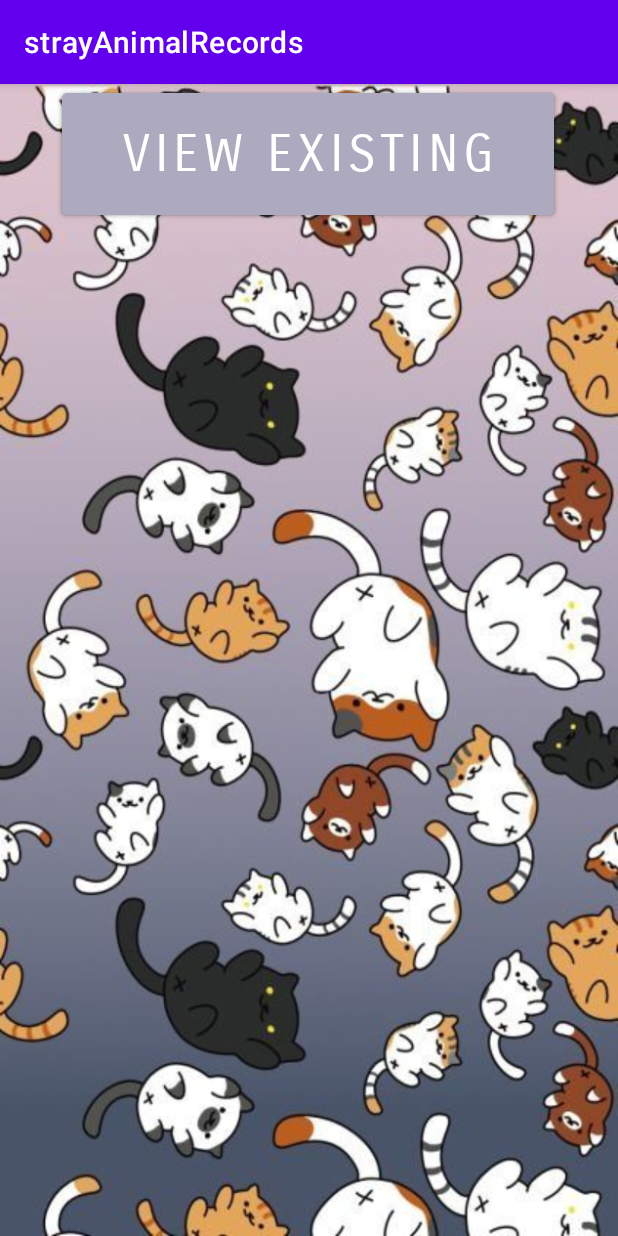
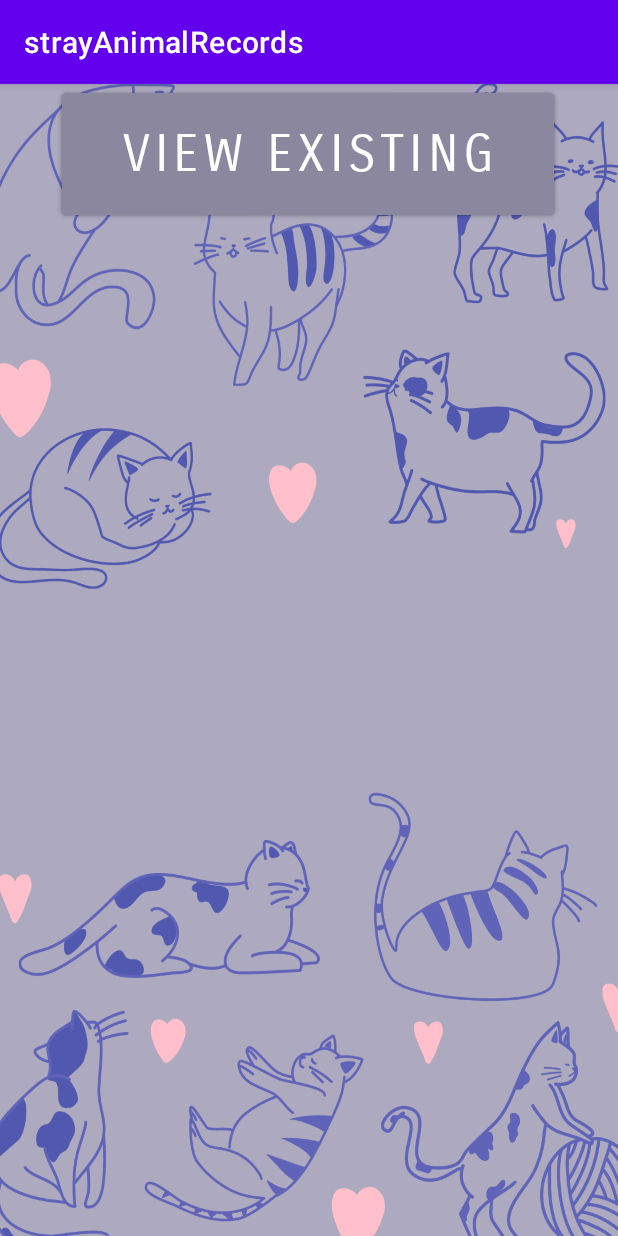
Before and after one commit to eunseolee00/strayAnimalRecords, an Android app: the screen it shows after launch (MainActivity), on a phone screen of 412 x 824 dp. Run offline under Robolectric (Android 15) with nearby library versions, the phone set to English and light mode, and no system bars.

Commit message:
changed backgrounds :D

```diff
--- a/app/src/main/AndroidManifest.xml
+++ b/app/src/main/AndroidManifest.xml
@@ -9,6 +9,9 @@
         android:roundIcon="@mipmap/ic_launcher_round"
         android:supportsRtl="true"
         android:theme="@style/Theme.StrayAnimalRecords">
+        <activity
+            android:name=".activity_list"
+            android:exported="false" />
         <activity
             android:name=".activity_add"
             android:exported="false" />
--- a/app/src/main/res/layout/activity_add.xml
+++ b/app/src/main/res/layout/activity_add.xml
@@ -4,6 +4,7 @@
     xmlns:tools="http://schemas.android.com/tools"
     android:layout_width="match_parent"
     android:layout_height="match_parent"
+    android:background="@drawable/three"
     tools:context=".activity_add">
 
     <TextView
--- a/app/src/main/res/layout/activity_main.xml
+++ b/app/src/main/res/layout/activity_main.xml
@@ -4,14 +4,14 @@
     xmlns:tools="http://schemas.android.com/tools"
     android:layout_width="match_parent"
     android:layout_height="match_parent"
-    android:background="@drawable/background"
+    android:background="@drawable/five"
     tools:context=".MainActivity">
 
     <Button
         android:id="@+id/button"
         android:layout_width="328dp"
         android:layout_height="93dp"
-        android:backgroundTint="#ADAABF"
+        android:backgroundTint="#8B879F"
         android:fontFamily="sans-serif-smallcaps"
         android:text="New Animal"
         android:textSize="34sp"
@@ -24,7 +24,7 @@
         android:id="@+id/button2"
         android:layout_width="328dp"
         android:layout_height="93dp"
-        android:backgroundTint="#ADAABF"
+        android:backgroundTint="#8B879F"
         android:fontFamily="sans-serif-smallcaps"
         android:text="View Existing"
         android:textSize="34sp"
```
Also changed, not shown: app/src/main/java/com/example/strayanimalrecords/activity_list.kt (added, +11 -0 lines), app/src/main/res/layout/activity_list.xml (added, +9 -0 lines), app/src/main/res/drawable/five.png (added), app/src/main/res/drawable/four.png (added), app/src/main/res/drawable/three.png (added), app/src/main/res/drawable/two.png (added).
